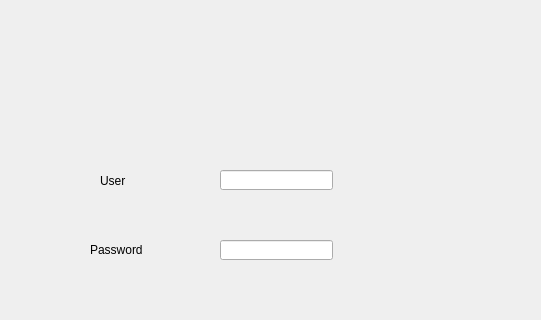
First picture: the form in dlglogin.ui, repository yt2014/InfoManage, before the edit; both pictures show x 0 to 541 and y 0 to 320 of the 541 by 557 pixel window.
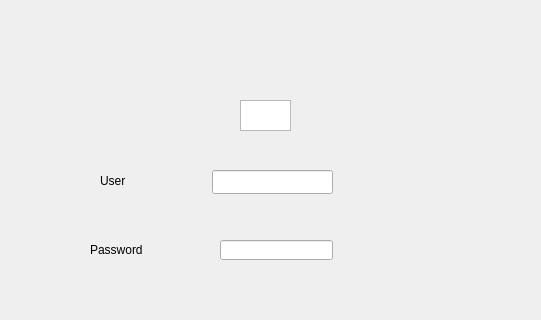
Second picture: the form after the edit.

Diff of the .ui file:
```diff
--- a/dlglogin.ui
+++ b/dlglogin.ui
@@ -29,10 +29,10 @@
   <widget class="QLineEdit" name="lineEdit_User">
    <property name="geometry">
     <rect>
-     <x>220</x>
+     <x>212</x>
      <y>170</y>
-     <width>113</width>
-     <height>20</height>
+     <width>121</width>
+     <height>24</height>
     </rect>
    </property>
   </widget>
@@ -94,6 +94,30 @@
     <string>Cancel</string>
    </property>
   </widget>
+  <widget class="QGraphicsView" name="graphicsView">
+   <property name="geometry">
+    <rect>
+     <x>240</x>
+     <y>100</y>
+     <width>51</width>
+     <height>31</height>
+    </rect>
+   </property>
+   <property name="autoFillBackground">
+    <bool>false</bool>
+   </property>
+   <property name="interactive">
+    <bool>false</bool>
+   </property>
+   <property name="sceneRect">
+    <rectf>
+     <x>0.000000000000000</x>
+     <y>0.000000000000000</y>
+     <width>24.000000000000000</width>
+     <height>24.000000000000000</height>
+    </rectf>
+   </property>
+  </widget>
  </widget>
  <resources/>
  <connections/>
```
